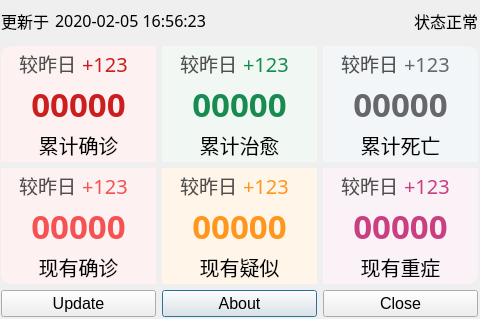
The window that dialog.ui (qtexe/qte_2019_ncov) describes before a commit, drawn with Qt 5.
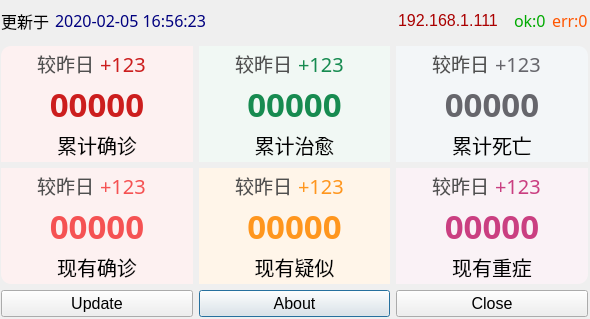
The same window after the commit.

What changed in the file:
```diff
--- a/dialog.ui
+++ b/dialog.ui
@@ -6,10 +6,16 @@
    <rect>
     <x>0</x>
     <y>0</y>
-    <width>480</width>
+    <width>590</width>
     <height>319</height>
    </rect>
   </property>
+  <property name="maximumSize">
+   <size>
+    <width>1024</width>
+    <height>600</height>
+   </size>
+  </property>
   <property name="windowTitle">
    <string>Dialog</string>
   </property>
@@ -616,7 +622,7 @@
       </widget>
      </item>
      <item row="0" column="0" colspan="3">
-      <layout class="QHBoxLayout" name="horizontalLayout_2">
+      <layout class="QHBoxLayout" name="horizontalLayout_2" stretch="1,10,18,1,1,1,1">
        <item>
         <widget class="QLabel" name="label_11">
          <property name="font">
@@ -643,6 +649,9 @@
            <pointsize>12</pointsize>
           </font>
          </property>
+         <property name="styleSheet">
+          <string notr="true">color: rgb(0, 0, 127);</string>
+         </property>
          <property name="text">
           <string>2020-02-05 16:56:23</string>
          </property>
@@ -665,6 +674,34 @@
         <widget class="QLabel" name="lbe_info">
          <property name="font">
           <font>
+           <pointsize>12</pointsize>
+          </font>
+         </property>
+         <property name="styleSheet">
+          <string notr="true">color: rgb(170, 0, 0);</string>
+         </property>
+         <property name="text">
+          <string>192.168.1.111</string>
+         </property>
+        </widget>
+       </item>
+       <item>
+        <spacer name="horizontalSpacer_2">
+         <property name="orientation">
+          <enum>Qt::Horizontal</enum>
+         </property>
+         <property name="sizeHint" stdset="0">
+          <size>
+           <width>40</width>
+           <height>20</height>
+          </size>
+         </property>
+        </spacer>
+       </item>
+       <item>
+        <widget class="QLabel" name="lbe_success">
+         <property name="font">
+          <font>
            <family>黑体</family>
            <pointsize>12</pointsize>
            <weight>50</weight>
@@ -672,10 +709,28 @@
           </font>
          </property>
          <property name="styleSheet">
-          <string notr="true"/>
+          <string notr="true">color: rgb(0, 170, 0);</string>
          </property>
          <property name="text">
-          <string>状态正常</string>
+          <string>ok:0</string>
+         </property>
+        </widget>
+       </item>
+       <item>
+        <widget class="QLabel" name="lbe_error">
+         <property name="font">
+          <font>
+           <family>黑体</family>
+           <pointsize>12</pointsize>
+           <weight>50</weight>
+           <bold>false</bold>
+          </font>
+         </property>
+         <property name="styleSheet">
+          <string notr="true">color: rgb(255, 85, 0);</string>
+         </property>
+         <property name="text">
+          <string>err:0</string>
          </property>
         </widget>
        </item>
```
Left out of the diff: 2 changed lines with no effect on the pictures.
